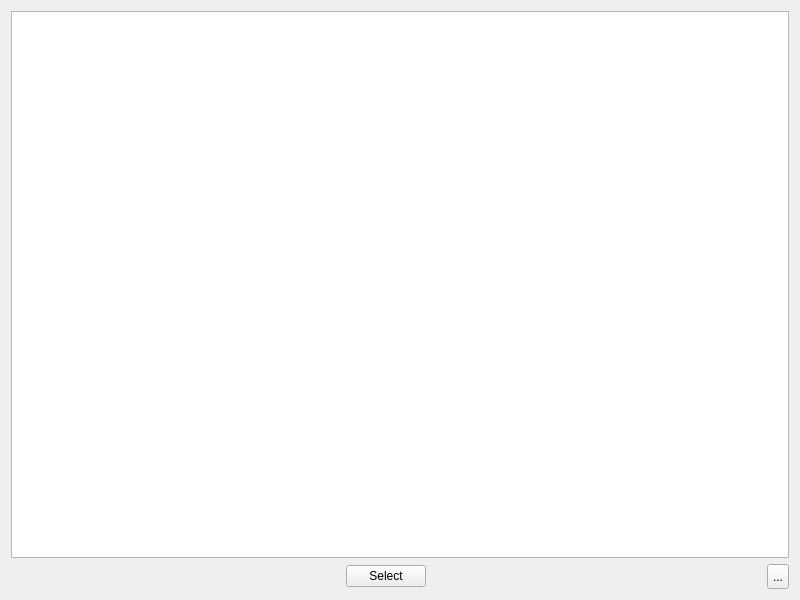
Before: the Qt Designer form client/base/interface/BaseWindow.ui in alphaonex86/CatchChallenger, drawn with Qt 5.
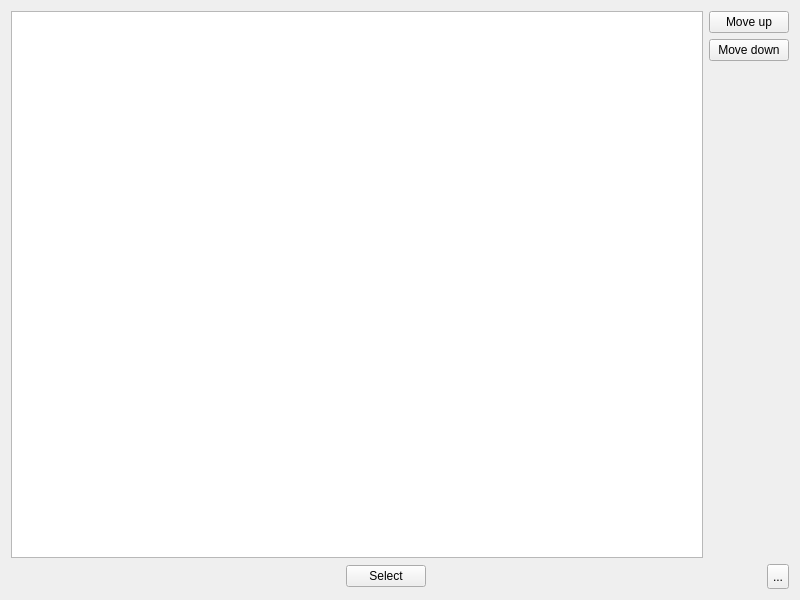
After: the same form once the commit is applied. The open tabs and pages were chosen to show the change. Icons and pictures are not drawn.

```diff
--- a/client/base/interface/BaseWindow.ui
+++ b/client/base/interface/BaseWindow.ui
@@ -3785,7 +3785,9 @@
         <property name="styleSheet">
          <string notr="true">#page_monster{background-image: url(:/images/interface/player/background.png);}</string>
         </property>
-        <layout class="QVBoxLayout" name="verticalLayout_15">
+        <layout class="QVBoxLayout" name="verticalLayout_33">
+         <item>
+          <layout class="QHBoxLayout" name="horizontalLayout_52">
          <item>
           <widget class="QListWidget" name="monsterList">
            <property name="iconSize">
@@ -3801,6 +3803,39 @@
             <bool>true</bool>
            </property>
           </widget>
+           </item>
+           <item>
+            <layout class="QVBoxLayout" name="verticalLayout_15">
+             <item>
+              <widget class="QPushButton" name="monsterListMoveUp">
+               <property name="text">
+                <string>Move up</string>
+               </property>
+              </widget>
+             </item>
+             <item>
+              <widget class="QPushButton" name="monsterListMoveDown">
+               <property name="text">
+                <string>Move down</string>
+               </property>
+              </widget>
+             </item>
+             <item>
+              <spacer name="verticalSpacer_32">
+               <property name="orientation">
+                <enum>Qt::Vertical</enum>
+               </property>
+               <property name="sizeHint" stdset="0">
+                <size>
+                 <width>20</width>
+                 <height>40</height>
+                </size>
+               </property>
+              </spacer>
+             </item>
+            </layout>
+           </item>
+          </layout>
          </item>
          <item>
           <layout class="QHBoxLayout" name="horizontalLayout_21">
```
Left out of the diff: 4 changed lines with no effect on the pictures. Lines whose indentation alone changed are shown as unchanged.
